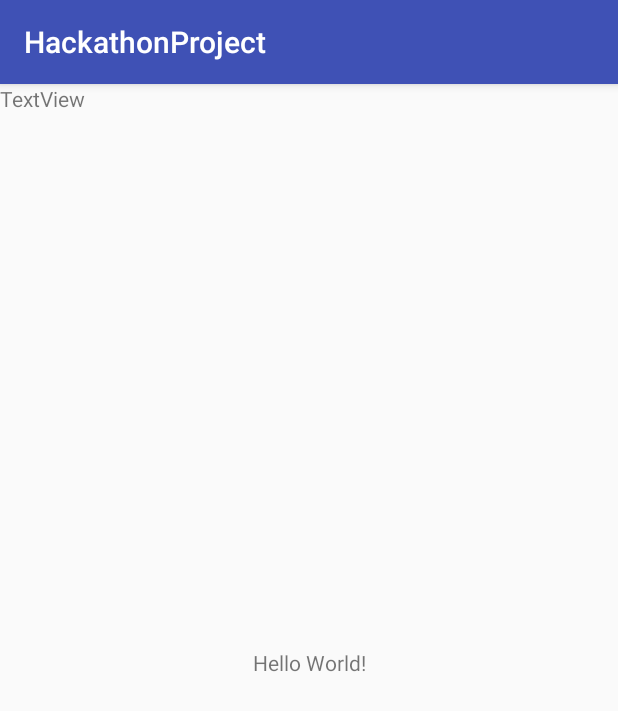
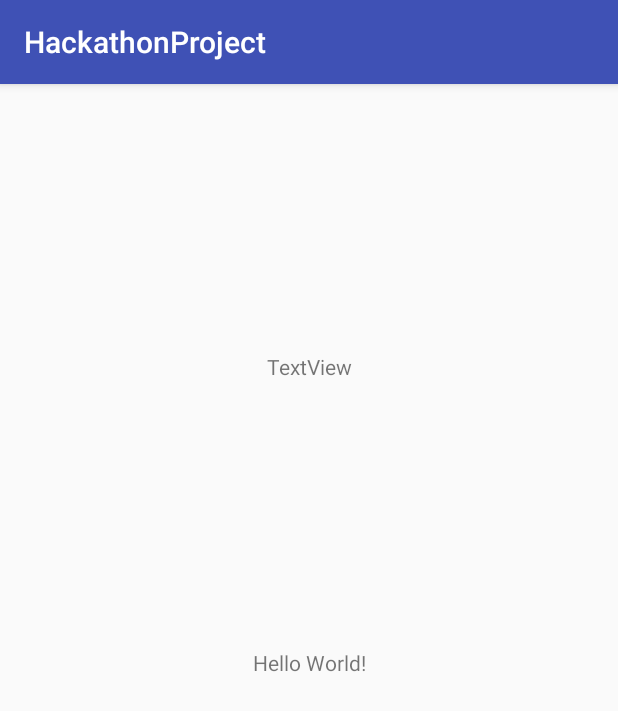
Before and after one commit to xiaoironman/Hackathon, an Android app: the screen it shows after launch (MainActivity), on a phone screen of 412 x 824 dp. Shown: the top 711 px of the screen. Run offline under Robolectric (Android 15) with nearby library versions, the phone set to English and light mode, and no system bars.

Commit message:
this is the file for the Galileo Hackathon, Cogeo project, by ENAC team.

```diff
--- a/app/src/main/res/layout/activity_main.xml
+++ b/app/src/main/res/layout/activity_main.xml
@@ -23,7 +23,13 @@
         android:layout_width="wrap_content"
         android:layout_height="wrap_content"
         android:text="TextView"
-        tools:layout_editor_absoluteY="52dp"
-        tools:layout_editor_absoluteX="66dp" />
+        android:layout_marginRight="8dp"
+        app:layout_constraintRight_toRightOf="parent"
+        android:layout_marginLeft="8dp"
+        app:layout_constraintLeft_toLeftOf="parent"
+        app:layout_constraintTop_toTopOf="parent"
+        android:layout_marginTop="8dp"
+        android:layout_marginBottom="8dp"
+        app:layout_constraintBottom_toTopOf="@+id/textView2" />
 
 </android.support.constraint.ConstraintLayout>
```
